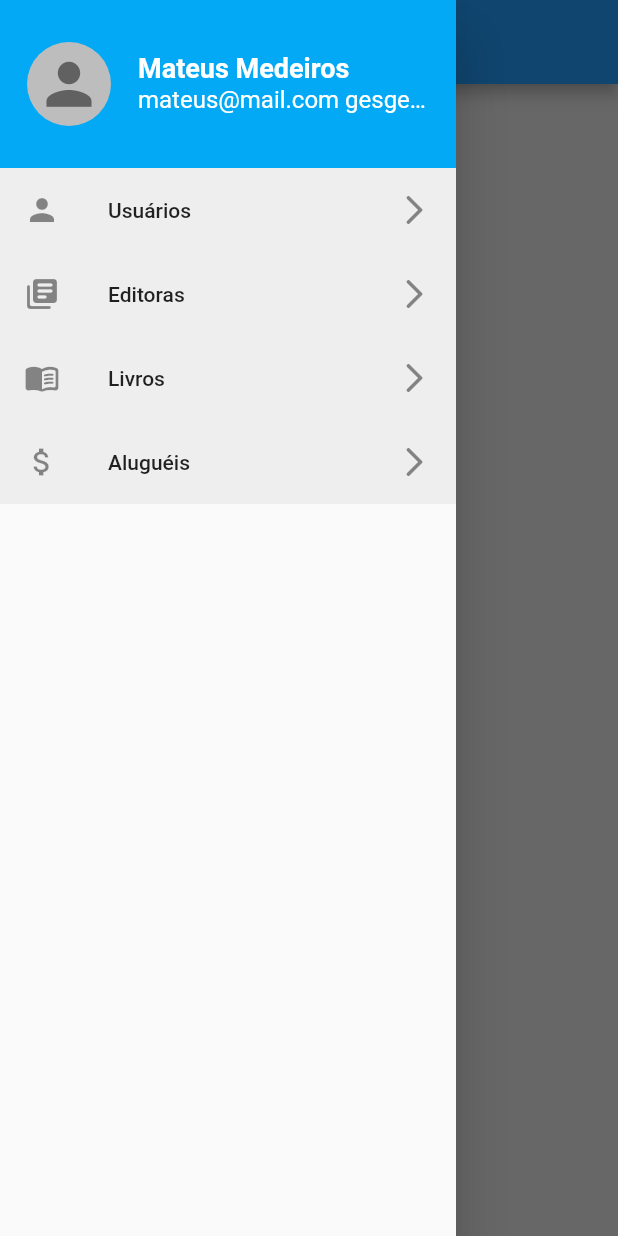
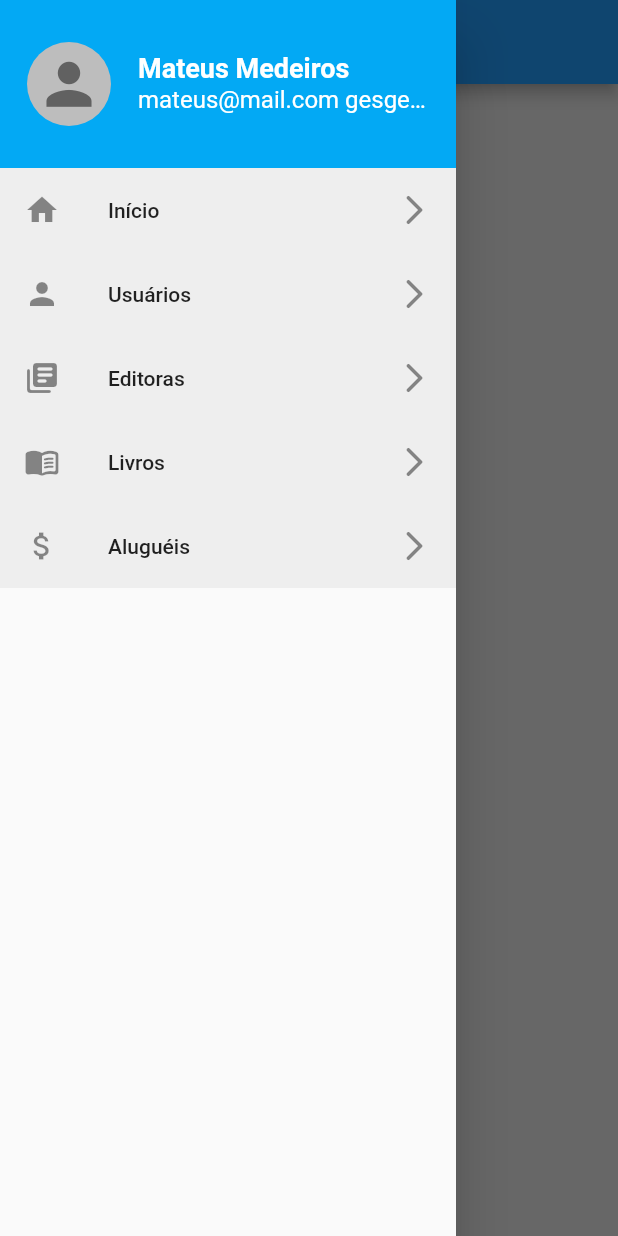
Before and after one commit to mateusmeds/locadora-livros-wda, a Flutter app: the screen it shows after launch, with the side drawer open, on a phone screen of 412 x 824 dp. Run offline on Flutter 3.47's test engine with Material 2 defaults, Android fonts, the phone set to English and light mode, and no system bars.

Commit message:
Adicionando opção de voltar para a tela de início no menu drawer

```diff
--- a/lib/components/menu_drawer.dart
+++ b/lib/components/menu_drawer.dart
@@ -1,26 +1,16 @@
 import 'package:flutter/material.dart';
-import 'package:livraria_wda/components/user_list.dart';
 import 'package:livraria_wda/components/users_home.dart';
+import 'package:livraria_wda/main.dart';
 
 class MenuDrawer extends StatelessWidget {
-
-  const MenuDrawer({ Key? key}) : super(key: key);
-
-  _openUsersListModal(BuildContext context) {
-    showModalBottomSheet(
-        isScrollControlled: true,
-        context: context,
-        builder: (ctx) {
-          return UserList();
-        });
-  }
+  const MenuDrawer({Key? key}) : super(key: key);
 
   @override
   Widget build(BuildContext context) {
     return ListView(
       children: <Widget>[
         Container(
-          padding: EdgeInsets.symmetric(vertical: 20),
+          padding: const EdgeInsets.symmetric(vertical: 20),
           color: Colors.lightBlue,
           child: ListTile(
             leading: CircleAvatar(
@@ -33,7 +23,7 @@ class MenuDrawer extends StatelessWidget {
               backgroundColor: Colors.grey[400],
             ),
             textColor: Colors.white,
-            title: Text(
+            title: const Text(
               "Mateus Medeiros",
               style: TextStyle(
                 fontSize: 18,
@@ -41,7 +31,7 @@ class MenuDrawer extends StatelessWidget {
               ),
               overflow: TextOverflow.ellipsis,
             ),
-            subtitle: Text(
+            subtitle: const Text(
               "mateus@mail.com gesges ges gsehs hse",
               style: TextStyle(
                 fontSize: 16,
@@ -54,13 +44,13 @@ class MenuDrawer extends StatelessWidget {
         Container(
           color: Colors.grey[200],
           child: ListTile(
-            leading: Icon(Icons.person),
-            title: Text("Usuários"),
-            trailing: Icon(Icons.arrow_forward_ios_rounded),
+            leading: const Icon(Icons.home),
+            title: const Text("Início"),
+            trailing: const Icon(Icons.arrow_forward_ios_rounded),
             onTap: () {
               Navigator.of(context).push(
                 MaterialPageRoute(
-                  builder: (BuildContext context) => UsersHome(),
+                  builder: (BuildContext context) => MyHomePage(),
                 ),
               );
             },
@@ -69,13 +59,13 @@ class MenuDrawer extends StatelessWidget {
         Container(
           color: Colors.grey[200],
           child: ListTile(
-            leading: Icon(Icons.my_library_books_rounded),
-            title: Text("Editoras"),
-            trailing: Icon(Icons.arrow_forward_ios_rounded),
+            leading: const Icon(Icons.person),
+            title: const Text("Usuários"),
+            trailing: const Icon(Icons.arrow_forward_ios_rounded),
             onTap: () {
               Navigator.of(context).push(
                 MaterialPageRoute(
-                  builder: (BuildContext context) => UsersHome(),
+                  builder: (BuildContext context) => const UsersHome(),
                 ),
               );
             },
@@ -84,13 +74,13 @@ class MenuDrawer extends StatelessWidget {
         Container(
           color: Colors.grey[200],
           child: ListTile(
-            leading: Icon(Icons.menu_book_rounded),
-            title: Text("Livros"),
-            trailing: Icon(Icons.arrow_forward_ios_rounded),
+            leading: const Icon(Icons.my_library_books_rounded),
+            title: const Text("Editoras"),
+            trailing: const Icon(Icons.arrow_forward_ios_rounded),
             onTap: () {
               Navigator.of(context).push(
                 MaterialPageRoute(
-                  builder: (BuildContext context) => UsersHome(),
+                  builder: (BuildContext context) => const UsersHome(),
                 ),
               );
             },
@@ -99,13 +89,28 @@ class MenuDrawer extends StatelessWidget {
         Container(
           color: Colors.grey[200],
           child: ListTile(
-            leading: Icon(Icons.attach_money_outlined),
-            title: Text("Aluguéis"),
-            trailing: Icon(Icons.arrow_forward_ios_rounded),
+            leading: const Icon(Icons.menu_book_rounded),
+            title: const Text("Livros"),
+            trailing: const Icon(Icons.arrow_forward_ios_rounded),
             onTap: () {
               Navigator.of(context).push(
                 MaterialPageRoute(
-                  builder: (BuildContext context) => UsersHome(),
+                  builder: (BuildContext context) => const UsersHome(),
+                ),
+              );
+            },
+          ),
+        ),
+        Container(
+          color: Colors.grey[200],
+          child: ListTile(
+            leading: const Icon(Icons.attach_money_outlined),
+            title: const Text("Aluguéis"),
+            trailing: const Icon(Icons.arrow_forward_ios_rounded),
+            onTap: () {
+              Navigator.of(context).push(
+                MaterialPageRoute(
+                  builder: (BuildContext context) => const UsersHome(),
                 ),
               );
             },
--- a/lib/main.dart
+++ b/lib/main.dart
@@ -6,7 +6,6 @@ void main() {
 }
 
 class MyApp extends StatelessWidget {
-  final String title = 'WDA Livraria';
   const MyApp({Key? key}) : super(key: key);
 
   // This widget is the root of your application.
@@ -14,19 +13,16 @@ class MyApp extends StatelessWidget {
   Widget build(BuildContext context) {
     return MaterialApp(
       debugShowCheckedModeBanner: false,
-      title: 'Flutter Demo',
       theme: ThemeData(
         primarySwatch: Colors.blue,
       ),
-      home: MyHomePage(title: title),
+      home: MyHomePage(),
     );
   }
 }
 
 class MyHomePage extends StatefulWidget {
-  final String title;
-
-  MyHomePage({required this.title, Key? key}) : super(key: key);
+  MyHomePage({Key? key}) : super(key: key);
 
   @override
   State<MyHomePage> createState() => _MyHomePageState();
@@ -40,11 +36,12 @@ class _MyHomePageState extends State<MyHomePage> {
       //só para a tela não ficar muito branca e confundir no navegador
       backgroundColor: Colors.grey[300],
       appBar: AppBar(
-        title: Text(widget.title),
+        title: const Text('WDA Livraria'),
       ),
       body: SingleChildScrollView(
         child: Column(
-          children: [
+          children: const [
+            Text('Página Home'),
           ],
         ),
       ),
```
